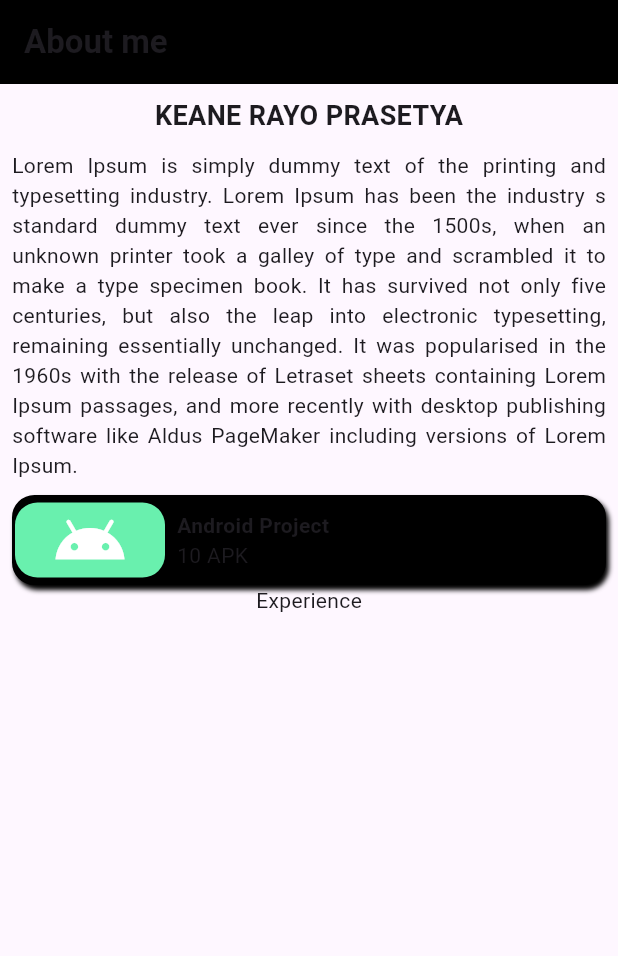
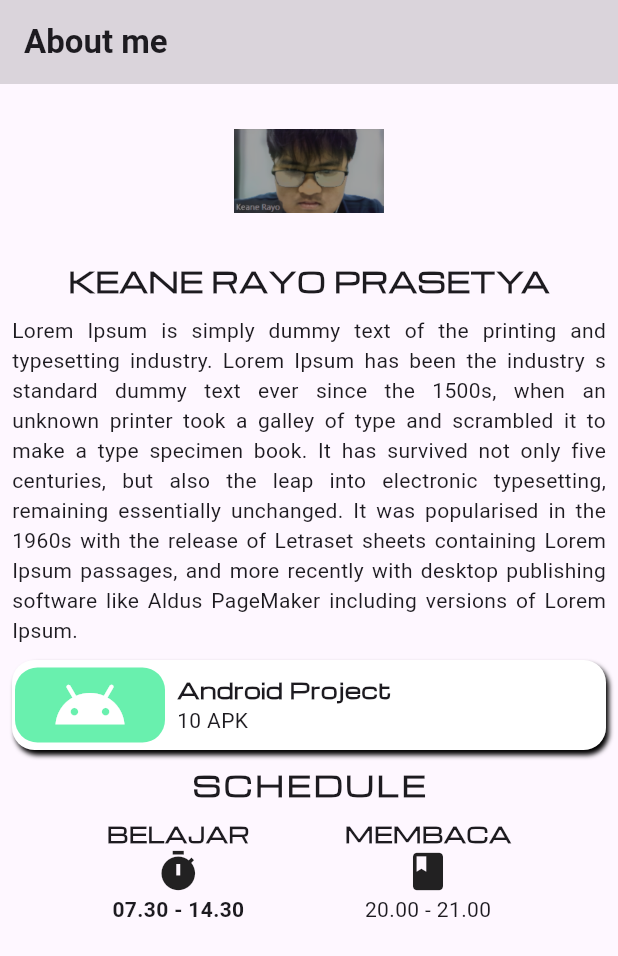
Before and after one commit to keaneray-o/flutter_profile_card, a Flutter app: the screen it shows after launch, on a phone screen of 412 x 824 dp. Shown: the top 956 px of the screen. Run offline on Flutter 3.47's test engine with Material 3 defaults, Android fonts, the phone set to English and light mode, and no system bars; Roboto replaces fonts that are missing (Micrhoma).

Commit message:
Belajar Image,font, dan single child scroll view

```diff
--- a/lib/Aboutme.dart
+++ b/lib/Aboutme.dart
@@ -11,20 +11,35 @@ class Aboutme extends StatelessWidget {
         style: TextStyle(fontWeight: FontWeight.bold,
         ),
         ),
-        backgroundColor: const Color.fromARGB(255, 0, 0, 0),
+        backgroundColor: const Color.fromARGB(36, 0, 0, 0),
       ),
-      body: Padding(
+      body: SingleChildScrollView(
+        child: Padding(
           padding: const EdgeInsets.all(8.0),
           child: Center(
             child: Column(
               children: <Widget>[
                 /**
+                 * IMAGE PROFILE
+                 */
+                //CircleAvatar(radius: 50,
+                //backgroundImage:
+                //NetworkImage('assets/Slice 30 1 (1).png)' ,
+                //),),
+                Image.asset('assets/Slice 30 1 (1).png',
+                width: 100,
+                height: 100,
+                ),
+                /**
                  * TEXT NAME
                  */
-              Text('Keane Rayo Prasetya'.toUpperCase(),
+                Padding(
+                  padding: const EdgeInsets.only(top: 10.0),
+                  child: Text('Keane Rayo Prasetya'.toUpperCase(),
                   style: TextStyle(
                     fontSize: 18,
                     fontWeight: FontWeight.bold,
+                    fontFamily: 'Michroma'),
                   ),
                 ),
                 SizedBox(
@@ -35,7 +50,7 @@ class Aboutme extends StatelessWidget {
                  */
                 Text('Lorem Ipsum is simply dummy text of the printing and typesetting industry. Lorem Ipsum has been the industry s standard dummy text ever since the 1500s, when an unknown printer took a galley of type and scrambled it to make a type specimen book. It has survived not only five centuries, but also the leap into electronic typesetting, remaining essentially unchanged. It was popularised in the 1960s with the release of Letraset sheets containing Lorem Ipsum passages, and more recently with desktop publishing software like Aldus PageMaker including versions of Lorem Ipsum.',
                 /**
-               *
+                 * TEXT ABOUT
                  */
                 style: TextStyle(),
                 textAlign: TextAlign.justify,
@@ -51,10 +66,10 @@ class Aboutme extends StatelessWidget {
                  */
                 Container(
                   decoration: BoxDecoration(
-                  color: Colors.black,
+                    color: const Color.fromARGB(255, 255, 255, 255),
                     borderRadius: BorderRadius.circular(15),
                     border: Border.all(
-                    color: Colors.black,
+                      color: const Color.fromARGB(92, 255, 255, 255),
                       width: 2,
                     ),
                     boxShadow: [
@@ -89,7 +104,7 @@ class Aboutme extends StatelessWidget {
                             Text('Android Project',
                             style: TextStyle(
                               fontWeight: FontWeight.bold,
-                          ),
+                              fontFamily: 'Michroma'),
                             ),
                             Text('10 APK'),
                           ],
@@ -98,8 +113,67 @@ class Aboutme extends StatelessWidget {
                     ],
                   ),
                 ),
-              Text('Experience'),
+                /**
+                 * SCHEDULE
+                 */
+                Padding(
+                  padding: const EdgeInsets.symmetric(
+                    vertical: 10),
+                  child: Text('Schedule'.toUpperCase(),
+                  style: TextStyle(
+                    fontWeight: FontWeight.bold,
+                    fontFamily: 'Michroma',
+                    fontSize: 18,
+                    letterSpacing: 2,
+                  ),
+                  ),
+                ),
+                //ROW SCHEDULE
+                Row(
+                  mainAxisAlignment: MainAxisAlignment.spaceEvenly,
+                  children: <Widget>[
+                    /**
+                     * BELAJAR
+                     */
+                    Column(
+                      children: <Widget>[
+                        Text('BELAJAR', style: TextStyle(
+                          fontWeight: FontWeight.w700,
+                          fontFamily: 'Michroma'
+                        ),
+                        ),
+                        Icon(Icons.timer,
+                        size: 30,),
+                        Text('07.30 - 14.30',
+                        style: TextStyle(
+                          fontFamily: 'Micrhoma',
+                          fontWeight: FontWeight.w600,
+                        ),
+                        ),
                       ],
+                    ),
+                    /**
+                     * MEMBACA
+                     */
+                    Column(
+                      children: <Widget>[
+                        Text('MEMBACA',
+                        style: TextStyle(
+                          fontWeight: FontWeight.w700,
+                          fontFamily: 'Michroma'
+                        ),
+                        ),
+                        Icon(Icons.book,
+                        size: 30,),
+                        Text('20.00 - 21.00',
+                        style: TextStyle(),
+                        ),
+                      ],
+                    ),
+                  ],
+                ),
+              ],
+            ),
           ),
         ),
       ),
```
Also changed, not shown: pubspec.yaml (+6 -8 lines), assets/Slice 30 1 (1).png (added), fonts/Michroma-Regular.ttf (added). Lines whose indentation alone changed are shown as unchanged.
